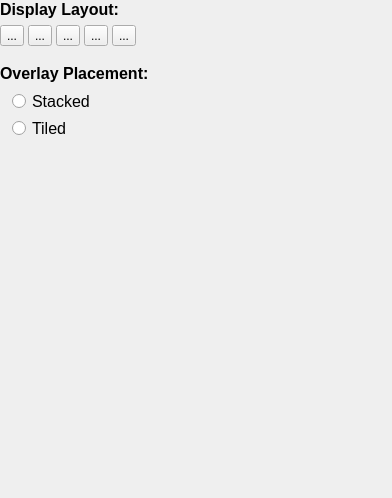
Qt form GUI/Qt/Components/DisplayLayoutInspector.ui (pyushkevich/itksnap) before a commit.
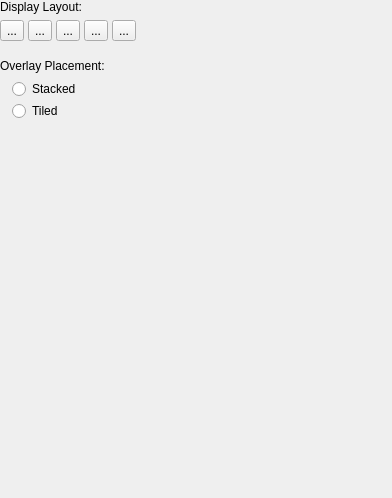
The same form after that commit. Icons and pictures are not drawn.

Commit message: trying to fix font scaling between platforms

Diff of the .ui file:
```diff
--- a/GUI/Qt/Components/DisplayLayoutInspector.ui
+++ b/GUI/Qt/Components/DisplayLayoutInspector.ui
@@ -14,7 +14,10 @@
    <string>Form</string>
   </property>
   <property name="styleSheet">
-   <string notr="true"/>
+   <string notr="true">* {
+font-size: 12px;
+}
+</string>
   </property>
   <layout class="QVBoxLayout" name="verticalLayout">
    <property name="margin">
@@ -24,9 +27,7 @@
     <widget class="QLabel" name="label">
      <property name="font">
       <font>
-       <pointsize>12</pointsize>
-       <weight>75</weight>
-       <bold>true</bold>
+       <pointsize>-1</pointsize>
       </font>
      </property>
      <property name="text">
@@ -210,9 +211,7 @@
     <widget class="QLabel" name="label_2">
      <property name="font">
       <font>
-       <pointsize>12</pointsize>
-       <weight>75</weight>
-       <bold>true</bold>
+       <pointsize>-1</pointsize>
       </font>
      </property>
      <property name="text">
@@ -224,7 +223,7 @@
     <widget class="QWidget" name="grpLayerLayout" native="true">
      <property name="font">
       <font>
-       <pointsize>12</pointsize>
+       <pointsize>-1</pointsize>
       </font>
      </property>
      <layout class="QVBoxLayout" name="verticalLayout_2">
```
The commit also changes 4 other files.
